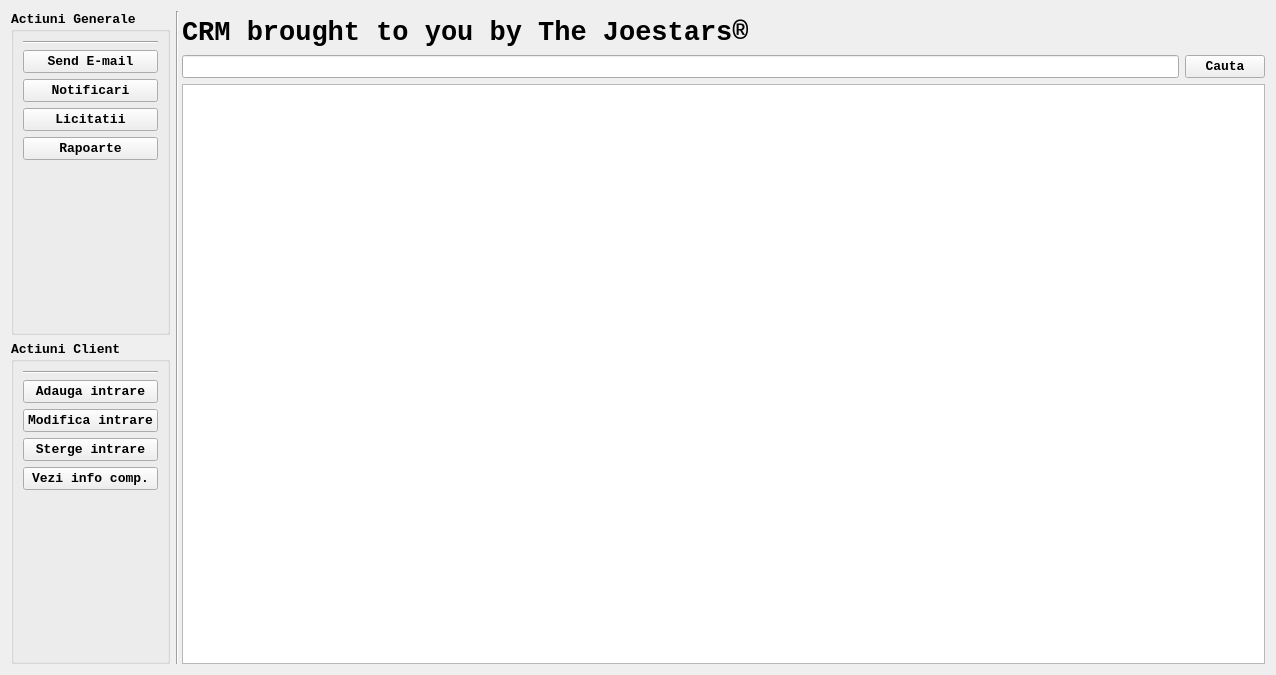
GabyUnalaq/UNI_CRM_Project, file ui/MainInterface.ui: the form before one commit.
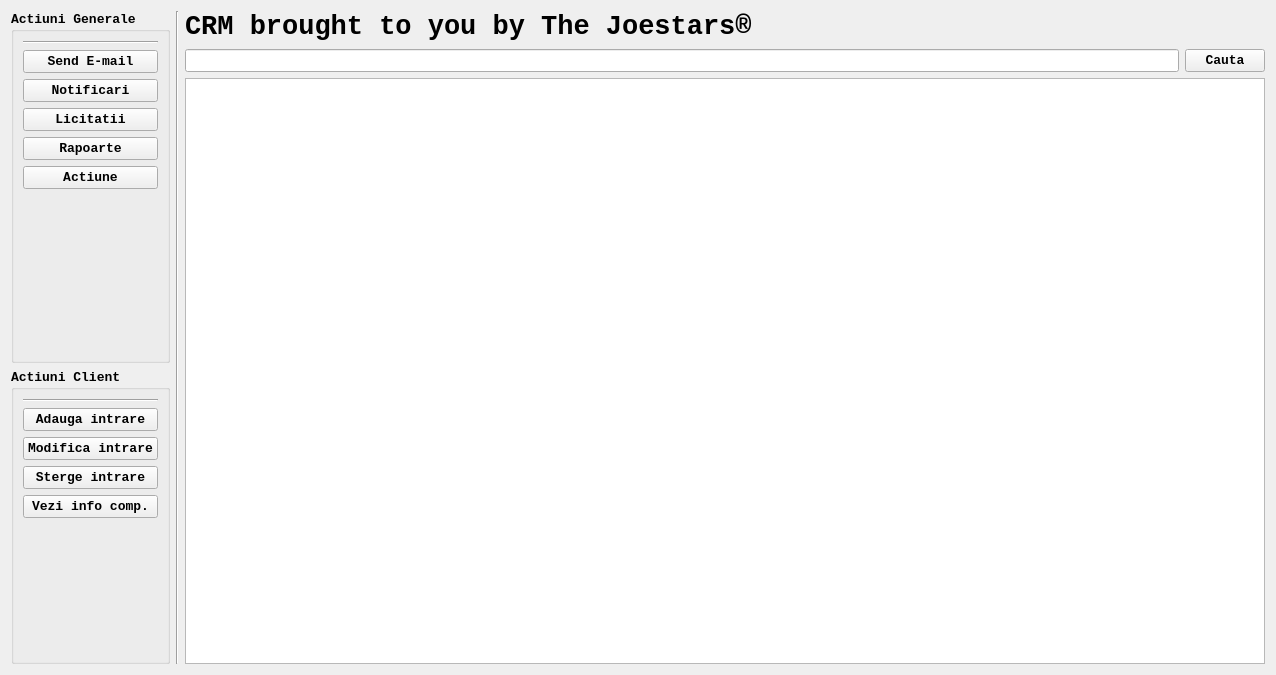
The form after the commit.

Commit message:
Created Actions window
And many other modifs

What changed in the file:
```diff
--- a/ui/MainInterface.ui
+++ b/ui/MainInterface.ui
@@ -22,7 +22,9 @@
    <string>qtCRMInterface</string>
   </property>
   <layout class="QGridLayout" name="gridLayout">
-   <item row="0" column="0" rowspan="2">
+   <item row="0" column="0">
+    <layout class="QHBoxLayout" name="Qhoriz_layout_main">
+     <item>
     <layout class="QVBoxLayout" name="Qvert_layout_actions">
      <item>
       <widget class="QGroupBox" name="Qbox_general">
@@ -95,6 +97,13 @@
           </property>
          </widget>
         </item>
+          <item>
+           <widget class="QPushButton" name="Qbutton_general_act">
+            <property name="text">
+             <string>Actiune</string>
+            </property>
+           </widget>
+          </item>
         <item>
          <spacer name="Qspacer_general">
           <property name="orientation">
@@ -222,14 +231,14 @@
      </item>
     </layout>
    </item>
-   <item row="0" column="1" rowspan="2" colspan="2">
+     <item>
     <widget class="Line" name="Qline_main">
      <property name="orientation">
       <enum>Qt::Vertical</enum>
      </property>
     </widget>
    </item>
-   <item row="1" column="2">
+     <item>
     <layout class="QVBoxLayout" name="Qvert_layout_main">
      <item>
       <widget class="QLabel" name="Qlabel_title">
@@ -275,6 +284,8 @@
         <bool>true</bool>
        </property>
       </widget>
+       </item>
+      </layout>
      </item>
     </layout>
    </item>
```
Lines whose indentation alone changed are shown as unchanged. The commit also changes 7 other files.
